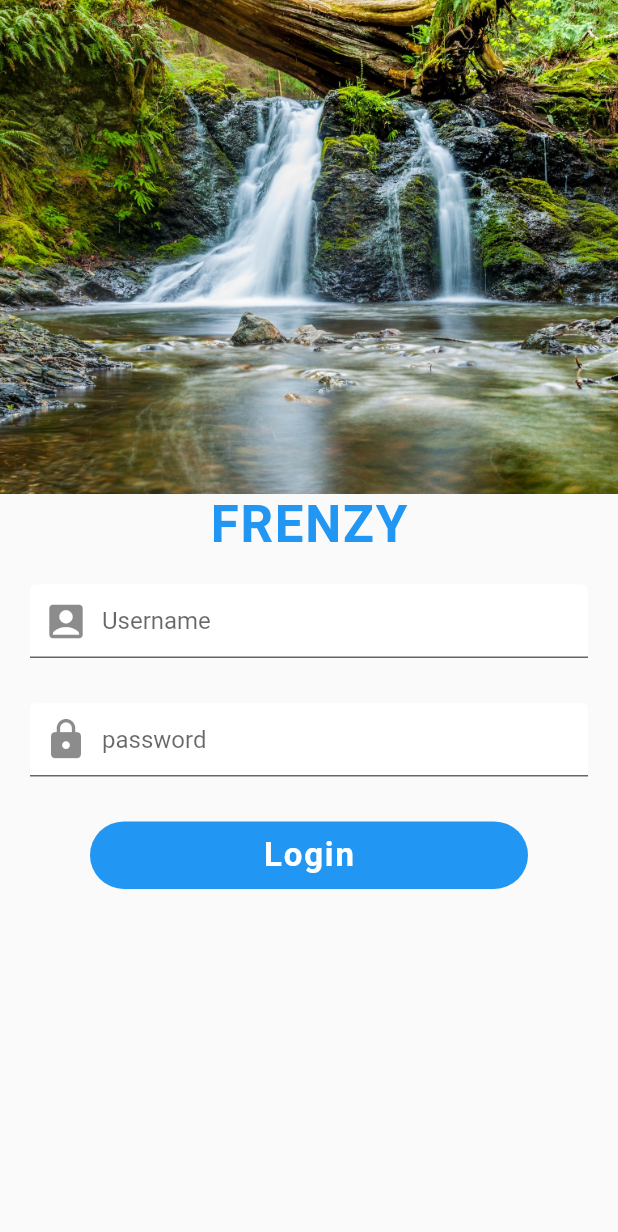
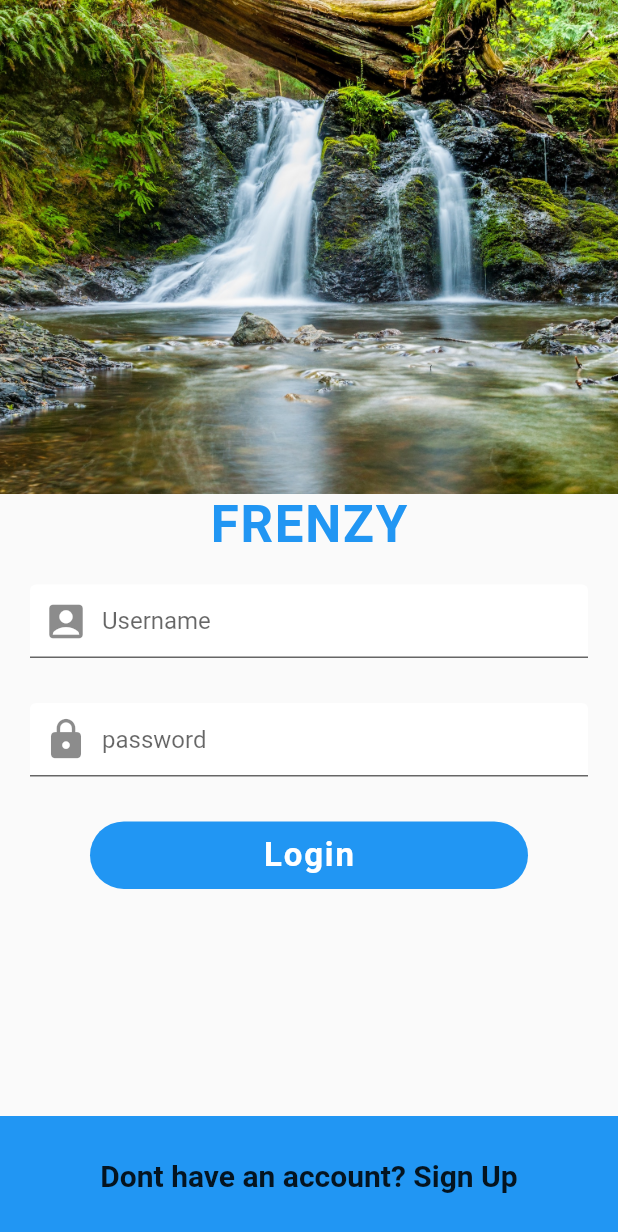
Before and after one commit to aximilli1212/flutter-googles, a Flutter app: the screen it shows after launch, on a phone screen of 412 x 824 dp. Shown: the top 1232 px of the screen. Run offline on Flutter 3.47's test engine with Material 2 defaults, Android fonts, the phone set to English and light mode, and no system bars; our stand-ins replace animated_text_kit, audioplayers, cloud_firestore, firebase_auth, flutter_spinkit, font_awesome_flutter and 3 more; accounts and stored records are empty.

Commit message:
add bottom sign up for firstime users

```diff
--- a/frenzy_social/lib/screens/login_screen.dart
+++ b/frenzy_social/lib/screens/login_screen.dart
@@ -83,6 +83,25 @@ class _LoginScreenState extends State<LoginScreen> {
                 ),
                 ),
               ),
+              Expanded(
+                child: Align(
+                  alignment: FractionalOffset.bottomCenter,
+                  child: GestureDetector(
+                    onTap: (){},
+                    child: Container(
+                      alignment: Alignment.center,
+                       color: Theme.of(context).primaryColor,
+                      height: 80.0,
+                      child: Text('Dont have an account? Sign Up',
+                      style: TextStyle(
+                        fontWeight: FontWeight.w600,
+                        fontSize: 20.0,
+                      ),
+                      ),
+                    ),
+                  ),
+                ),
+              )
             ],
           ),
         ),
```
